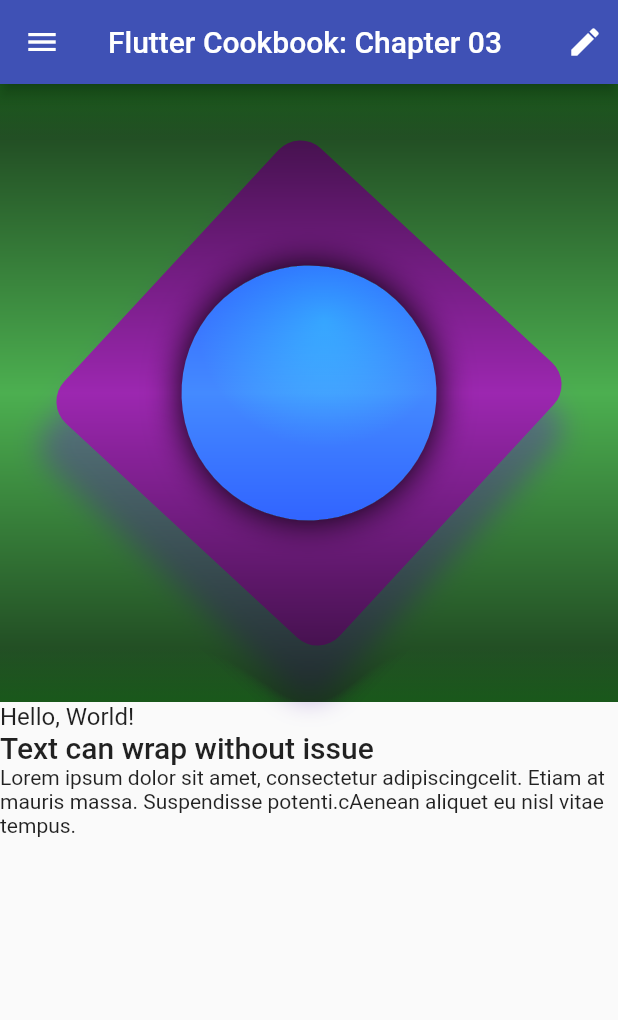
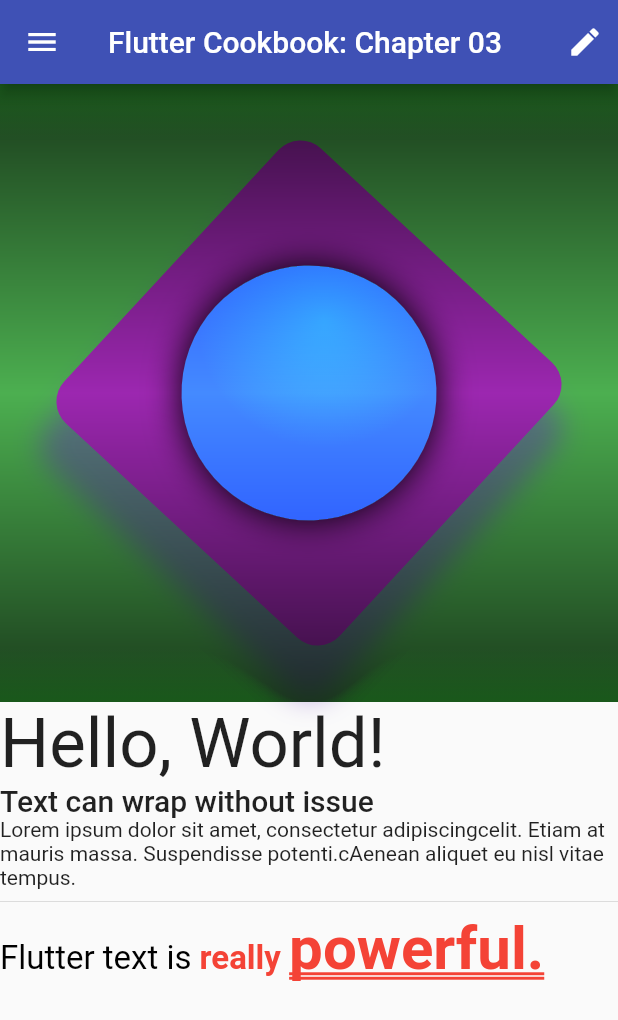
Before and after one commit to maxgdev/packt_cookbook, a Flutter app: the screen it shows after launch, on a phone screen of 412 x 824 dp. Shown: the top 1020 px of the screen. Run offline on Flutter 3.47's test engine with Material 2 defaults, Android fonts, the phone set to English and light mode, and no system bars.

Commit message:
Added RichText widget to TextLayout

```diff
--- a/lib/Chapter03/TextLayout.dart
+++ b/lib/Chapter03/TextLayout.dart
@@ -8,15 +8,40 @@ class TextLayout extends StatelessWidget {
       children: <Widget>[
         Text(
           'Hello, World!',
-          style: TextStyle(fontSize: 16),
+          style: TextStyle(fontSize: 46),
         ),
         Text(
           'Text can wrap without issue',
           style: Theme.of(context).textTheme.headline6,
         ),
-
         Text(
             'Lorem ipsum dolor sit amet, consectetur adipiscingcelit. Etiam at mauris massa. Suspendisse potenti.cAenean aliquet eu nisl vitae tempus.'),
+        Divider(),
+        RichText(
+          text: TextSpan(
+            text: 'Flutter text is ',
+            style: TextStyle(fontSize: 22, color: Colors.black),
+            children: <TextSpan>[
+              TextSpan(
+                text: 'really ',
+                style: TextStyle(
+                  fontWeight: FontWeight.bold,
+                  color: Colors.red,
+                ),
+                children: [
+                  TextSpan(
+                    text: 'powerful.',
+                    style: TextStyle(
+                      decoration: TextDecoration.underline,
+                      decorationStyle: TextDecorationStyle.double,
+                      fontSize: 40,
+                    ),
+                  ),
+                ],
+              ),
+            ],
+          ),
+        )
       ],
     );
   }
```
